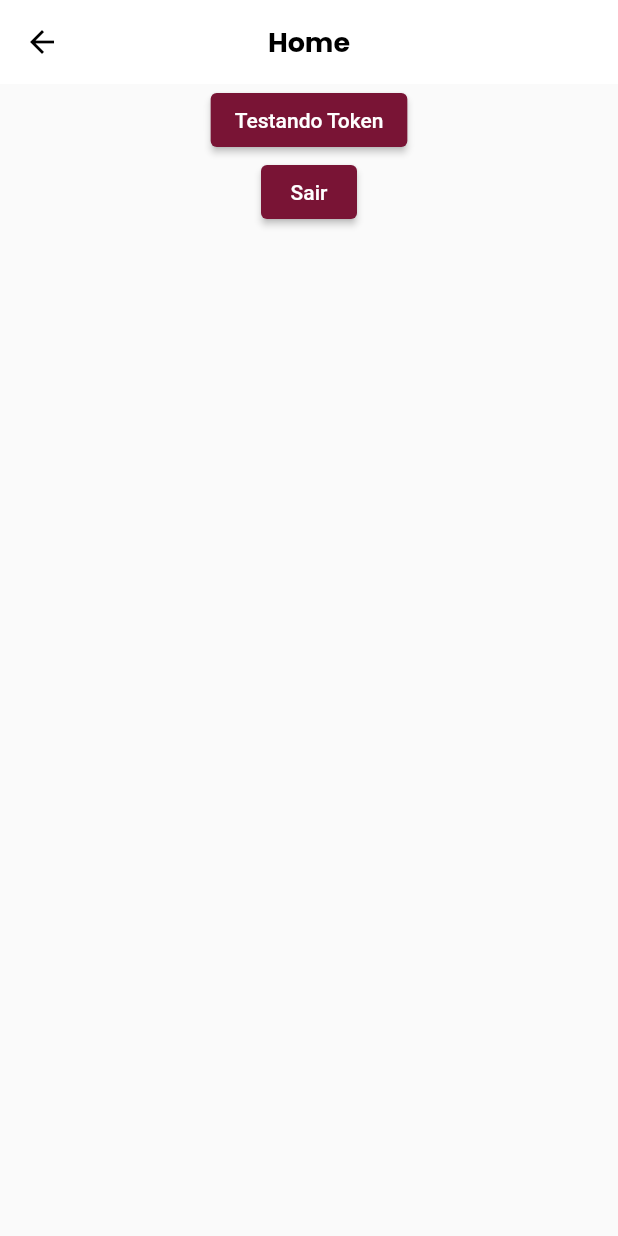
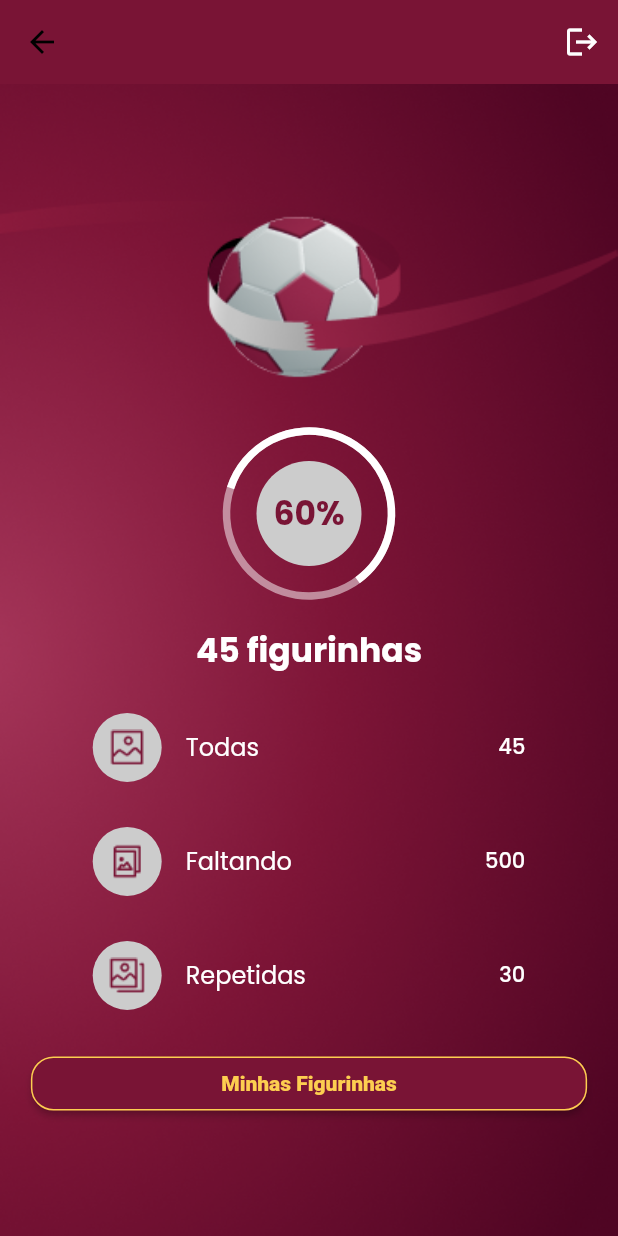
Before and after one commit to emersonmelomartins/fwc_album_flutter_dw, a Flutter app: the HomePage screen opened by its route, on a phone screen of 412 x 824 dp. Run offline on Flutter 3.47's test engine with Material 3 defaults, Android fonts, the phone set to English and light mode, and no system bars; our stand-ins replace dio, loading_animation_widget, shared_preferences, top_snackbar_flutter; missing offline and left inert: flutter_getit, validatorless; accounts and stored records are empty; Roboto replaces fonts that are missing (MPlus1P).

Commit message:
home page, widgets customizados

```diff
--- a/lib/src/core/ui/styles/text_styles.dart
+++ b/lib/src/core/ui/styles/text_styles.dart
@@ -53,6 +53,9 @@ class TextStyles {
 
   TextStyle get titleBlack =>
       textPrimaryFontBold.copyWith(color: Colors.black, fontSize: 22);
+
+  TextStyle get titlePrimaryColor => textPrimaryFontBold.copyWith(
+      color: ColorsApp.instance.primary, fontSize: 22);
 }
 
 extension TextStylesExtensions on BuildContext {
--- a/lib/src/pages/home/home_page.dart
+++ b/lib/src/pages/home/home_page.dart
@@ -1,7 +1,10 @@
 import 'package:flutter/material.dart';
-import 'package:flutter_getit/flutter_getit.dart';
-import 'package:fwc_album_app/src/core/rest/custom_dio.dart';
-import 'package:shared_preferences/shared_preferences.dart';
+import 'package:fwc_album_app/src/core/ui/styles/button_styles.dart';
+import 'package:fwc_album_app/src/core/ui/styles/colors_app.dart';
+import 'package:fwc_album_app/src/core/ui/styles/text_styles.dart';
+import 'package:fwc_album_app/src/core/ui/widgets/button.dart';
+import 'package:fwc_album_app/src/pages/home/widgets/status_tile.dart';
+import 'package:fwc_album_app/src/pages/home/widgets/sticker_percent_widget.dart';
 
 class HomePage extends StatelessWidget {
   const HomePage({super.key});
@@ -9,26 +12,89 @@ class HomePage extends StatelessWidget {
   @override
   Widget build(BuildContext context) {
     return Scaffold(
+      backgroundColor: context.colors.primary,
       appBar: AppBar(
-        title: const Text("Home"),
+        elevation: 0,
+        backgroundColor: context.colors.primary,
+        actions: [
+          IconButton(
+            onPressed: () {},
+            icon: const Icon(
+              Icons.logout,
+              color: Colors.white,
+            ),
+          ),
+        ],
       ),
-      body: Center(
-        child: Column(
-          children: [
-            ElevatedButton(
-                onPressed: () async {
-                  context.get<CustomDio>().auth().get("/me");
-                },
-                child: Text("Testando Token")),
-            ElevatedButton(
-                onPressed: () async {
-                  final sp = await SharedPreferences.getInstance();
-                  sp.clear();
-                  Navigator.of(context)
-                      .pushNamedAndRemoveUntil("/", (route) => false);
-                },
-                child: Text("Sair")),
-          ],
+      body: Container(
+        decoration: const BoxDecoration(
+          image: DecorationImage(
+            image: AssetImage("assets/images/background.png"),
+            fit: BoxFit.cover,
+          ),
+        ),
+        child: LayoutBuilder(
+          builder: (_, constraints) {
+            return ConstrainedBox(
+              constraints: BoxConstraints(
+                minHeight: constraints.maxHeight,
+              ),
+              child: Center(
+                child: SingleChildScrollView(
+                  child: Column(
+                    children: [
+                      Container(
+                        padding: const EdgeInsets.only(bottom: 35),
+                        width: MediaQuery.of(context).size.width,
+                        child: Image.asset(
+                          "assets/images/bola.png",
+                          fit: BoxFit.cover,
+                        ),
+                      ),
+                      StickerPercentWidget(
+                        percent: 60,
+                      ),
+                      const SizedBox(height: 20),
+                      Text(
+                        "45 figurinhas",
+                        style: context.textStyles.titleWhite,
+                      ),
+                      const SizedBox(height: 20),
+                      StatusTile(
+                        icon: Image.asset("assets/images/all_icon.png"),
+                        label: "Todas",
+                        value: 45,
+                      ),
+                      const SizedBox(height: 20),
+                      StatusTile(
+                        icon: Image.asset("assets/images/missing_icon.png"),
+                        label: "Faltando",
+                        value: 500,
+                      ),
+                      const SizedBox(height: 20),
+                      StatusTile(
+                        icon: Image.asset("assets/images/repeated_icon.png"),
+                        label: "Repetidas",
+                        value: 30,
+                      ),
+                      const SizedBox(height: 20),
+                      Button(
+                        onPressed: () {},
+                        width: MediaQuery.of(context).size.width * .9,
+                        style: context.buttonStyles.yellowOutlineButton,
+                        labelStyle: context
+                            .textStyles.textSecondaryFontExtraBold
+                            .copyWith(
+                          color: context.colors.yellow,
+                        ),
+                        label: "Minhas Figurinhas",
+                      ),
+                    ],
+                  ),
+                ),
+              ),
+            );
+          },
         ),
       ),
     );
--- /dev/null
+++ b/lib/src/pages/home/widgets/status_tile.dart
@@ -0,0 +1,46 @@
+import 'package:flutter/material.dart';
+import 'package:fwc_album_app/src/core/ui/styles/colors_app.dart';
+import 'package:fwc_album_app/src/core/ui/styles/text_styles.dart';
+
+class StatusTile extends StatelessWidget {
+  final Image icon;
+  final String label;
+  final int value;
+
+  const StatusTile({
+    super.key,
+    required this.icon,
+    required this.label,
+    required this.value,
+  });
+
+  @override
+  Widget build(BuildContext context) {
+    return SizedBox(
+      width: MediaQuery.of(context).size.width * .7,
+      child: ListTile(
+        leading: SizedBox(
+          width: 46,
+          child: CircleAvatar(
+            radius: 46,
+            backgroundColor: context.colors.grey,
+            child: icon,
+          ),
+        ),
+        title: Text(
+          label,
+          style: context.textStyles.textPrimaryFontRegular.copyWith(
+            color: Colors.white,
+          ),
+        ),
+        contentPadding: EdgeInsets.zero,
+        trailing: Text(
+          "$value",
+          style: context.textStyles.textPrimaryFontMedium.copyWith(
+            color: Colors.white,
+          ),
+        ),
+      ),
+    );
+  }
+}
--- /dev/null
+++ b/lib/src/pages/home/widgets/sticker_percent_widget.dart
@@ -0,0 +1,49 @@
+import 'dart:math';
+
+import 'package:flutter/material.dart';
+import 'package:fwc_album_app/src/core/ui/styles/colors_app.dart';
+import 'package:fwc_album_app/src/core/ui/styles/text_styles.dart';
+
+class StickerPercentWidget extends StatelessWidget {
+  final int percent;
+  const StickerPercentWidget({
+    super.key,
+    required this.percent,
+  });
+
+  @override
+  Widget build(BuildContext context) {
+    return Stack(
+      alignment: Alignment.center,
+      children: [
+        Container(
+          width: 70,
+          height: 70,
+          decoration: BoxDecoration(
+            color: context.colors.grey,
+            shape: BoxShape.circle,
+          ),
+          child: Center(
+            child: Text(
+              "$percent%",
+              style: context.textStyles.titlePrimaryColor,
+            ),
+          ),
+        ),
+        SizedBox(
+          width: 110,
+          height: 110,
+          child: Transform.rotate(
+            angle: -pi / 2.5,
+            child: CircularProgressIndicator(
+              color: Colors.white,
+              strokeWidth: 5,
+              backgroundColor: Colors.white.withOpacity(0.5),
+              value: percent / 100,
+            ),
+          ),
+        ),
+      ],
+    );
+  }
+}
```
